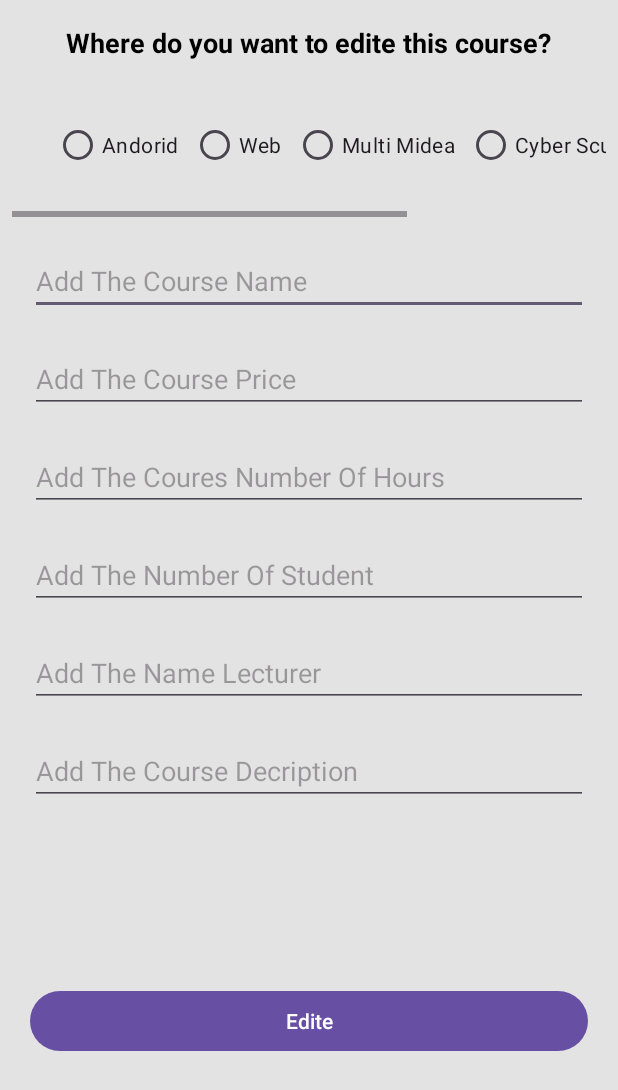
After one commit to ibrahimRafeq/CourseHubManager_AndroidProject, an Android app: the layout dialog_edite_course.xml on its own in the app's theme, with its tools: preview values and no code run, on a phone screen of 412 x 824 dp. The commit adds this screen. Shown: the top 1090 px of the screen. Run offline under Robolectric (Android 15) with nearby library versions, the phone set to English and light mode, and no system bars.

Commit message:
EditAgain

```diff
--- a/app/src/main/java/com/example/coursehubmanager_androidproject/Dashboard.java
+++ b/app/src/main/java/com/example/coursehubmanager_androidproject/Dashboard.java
@@ -25,7 +25,7 @@ public class Dashboard extends AppCompatActivity {
     private CourseDataBase courseDB;
     private Notification notification;
     private List<Course> courseList;
-    private CourseAdapter courseAdapter;
+    private DashboardAdapter dashboardAdapter;
     ActivityResultLauncher<String> launcher = registerForActivityResult(new ActivityResultContracts.RequestPermission(), new ActivityResultCallback<Boolean>() {
         @Override
         public void onActivityResult(Boolean isGranted) {
@@ -46,14 +46,28 @@ public class Dashboard extends AppCompatActivity {
         notification = new Notification(this);
         courseList = new ArrayList<>();
         courseList.addAll(courseDB.courseDao().getAllCourse());
-        courseAdapter = new CourseAdapter(getApplicationContext(), courseList, new CourseAdapter.OnItemClick() {
+        dashboardAdapter = new DashboardAdapter(getApplicationContext(), courseList, new DashboardAdapter.OnItemClick() {
             @Override
-            public void onCourseClicked(int position) {
+            public void onUpdateClicked(int position) {
+                long id = courseList.get(position).getCourseId();
+                showEditeCourseDialog(id);
+            }
+            @Override
+            public void onDeleteClicked(int position) {
+                long id = courseList.get(position).getCourseId();
+
+            }
+            @Override
+            public void onAddLessonsClicked(int position) {
                 long id = courseList.get(position).getCourseId();
                 showAddLessonsDialog(id);
             }
+            @Override
+            public void onSelectedItem(int position){
+                long id = courseList.get(position).getCourseId();
+            }
         });
-        binding.RVcourses.setAdapter(courseAdapter);
+        binding.RVcourses.setAdapter(dashboardAdapter);
         binding.RVcourses.setLayoutManager(new LinearLayoutManager(this));
 
         binding.addCourse.setOnClickListener(new View.OnClickListener() {
@@ -115,7 +129,6 @@ public class Dashboard extends AppCompatActivity {
         dialog.show();
 
     }
-
     public void showAddLessonsDialog(long courseId){
         AlertDialog.Builder builder = new AlertDialog.Builder(this);
         DialogAddLessonsBinding bindingDialogLesson = DialogAddLessonsBinding.inflate(getLayoutInflater());
@@ -127,7 +140,7 @@ public class Dashboard extends AppCompatActivity {
                 String lessonTitle = bindingDialogLesson.etTitleLesson.getText().toString();
                 String lessonURL = bindingDialogLesson.etURL.getText().toString();
 
-                    Lessons lessons = new Lessons(lessonTitle, lessonURL,courseId);
+                    Lessons lessons = new Lessons(lessonTitle, lessonURL, courseId);
                     long id = courseDB.lessonsDao().insertLesson(lessons);
                     lessons.setIdLesson(id);
                     Toast.makeText(Dashboard.this, "The addition was successfully completed", Toast.LENGTH_SHORT).show();
@@ -148,4 +161,11 @@ public class Dashboard extends AppCompatActivity {
         dialog = builder.create();
         dialog.show();
     }
+    public void showEditeCourseDialog(long courseId){
+
+    }
+    public void showEditeLessonDialog(long courseId){}
+    public void showDeleteCourseDialog(long courseId, long lessonId){}
+    public void showDeleteLessonDialog(long courseId, long lessonId){}
+
 }
--- /dev/null
+++ b/app/src/main/java/com/example/coursehubmanager_androidproject/DashboardAdapter.java
@@ -0,0 +1,83 @@
+package com.example.coursehubmanager_androidproject;
+
+import android.content.Context;
+import android.view.LayoutInflater;
+import android.view.View;
+import android.view.ViewGroup;
+import androidx.annotation.NonNull;
+import androidx.recyclerview.widget.RecyclerView;
+import com.example.coursehubmanager_androidproject.databinding.ItemCourseDashboardBinding;
+import java.util.List;
+
+public class DashboardAdapter extends RecyclerView.Adapter<RecyclerView.ViewHolder> {
+    private Context context;
+    private List<Course> courseList;
+    ItemCourseDashboardBinding dashboardBinding;
+    OnItemClick itemClick;
+    public DashboardAdapter(Context context, List<Course> courseList, OnItemClick itemClick) {
+        this.context = context;
+        this.courseList = courseList;
+        this.itemClick = itemClick;
+    }
+
+    @NonNull
+    @Override
+    public RecyclerView.ViewHolder onCreateViewHolder(@NonNull ViewGroup parent, int viewType) {
+        dashboardBinding = ItemCourseDashboardBinding.inflate(LayoutInflater.from(context), parent, false);
+        return new MyViewHolder(dashboardBinding);
+    }
+
+    @Override
+    public void onBindViewHolder(@NonNull RecyclerView.ViewHolder holder, int position) {
+        MyViewHolder myViewHolder = (MyViewHolder) holder;
+        Course course = courseList.get(position);
+        myViewHolder.dashboardBinding.nameTheCourse.setText(course.getCourseName());
+        myViewHolder.dashboardBinding.deleteCourseDash.setOnClickListener(new View.OnClickListener() {
+            @Override
+            public void onClick(View view) {
+                itemClick.onDeleteClicked(position);
+            }
+        });
+        myViewHolder.dashboardBinding.editCourseDash.setOnClickListener(new View.OnClickListener() {
+            @Override
+            public void onClick(View view) {
+                itemClick.onUpdateClicked(position);
+            }
+        });
+        myViewHolder.dashboardBinding.addLessonsDashboard.setOnClickListener(new View.OnClickListener() {
+            @Override
+            public void onClick(View view) {
+                itemClick.onAddLessonsClicked(position);
+            }
+        });
+        myViewHolder.dashboardBinding.getRoot().setOnClickListener(new View.OnClickListener() {
+            @Override
+            public void onClick(View view) {
+                itemClick.onSelectedItem(position);
+            }
+        });
+
+
+    }
+
+    @Override
+    public int getItemCount() {
+        return courseList.size();
+    }
+
+    public class MyViewHolder extends RecyclerView.ViewHolder {
+        ItemCourseDashboardBinding dashboardBinding;
+        public MyViewHolder(ItemCourseDashboardBinding dashboardBinding) {
+            super(dashboardBinding.getRoot());
+            this.dashboardBinding = dashboardBinding;
+        }
+    }
+
+    public interface OnItemClick{
+        void onUpdateClicked(int position);
+        void onDeleteClicked(int position);
+        void onAddLessonsClicked(int position);
+        void onSelectedItem(int position);
+
+    }
+}
--- /dev/null
+++ b/app/src/main/res/drawable/baseline_add_24.xml
@@ -0,0 +1,5 @@
+<vector xmlns:android="http://schemas.android.com/apk/res/android" android:height="24dp" android:tint="#000000" android:viewportHeight="24" android:viewportWidth="24" android:width="24dp">
+
+    <path android:fillColor="@android:color/white" android:pathData="M19,13h-6v6h-2v-6H5v-2h6V5h2v6h6v2z"/>
+
+</vector>
--- /dev/null
+++ b/app/src/main/res/layout/dialog_edite_course.xml
@@ -0,0 +1,194 @@
+<?xml version="1.0" encoding="utf-8"?>
+<androidx.constraintlayout.widget.ConstraintLayout xmlns:android="http://schemas.android.com/apk/res/android"
+    xmlns:app="http://schemas.android.com/apk/res-auto"
+    xmlns:tools="http://schemas.android.com/tools"
+    android:layout_width="match_parent"
+    android:layout_height="match_parent"
+    android:background="#E4E3E3">
+
+    <TextView
+        android:id="@+id/textView3"
+        android:layout_width="wrap_content"
+        android:layout_height="wrap_content"
+        android:layout_margin="16dp"
+        android:text="Where do you want to edite this course?"
+        android:textColor="@color/black"
+        android:textSize="18sp"
+        android:textStyle="bold"
+        app:layout_constraintEnd_toEndOf="parent"
+        app:layout_constraintHorizontal_bias="0.495"
+        app:layout_constraintStart_toStartOf="parent"
+        app:layout_constraintTop_toTopOf="parent" />
+
+    <HorizontalScrollView
+        android:id="@+id/horizontalScrollView"
+        android:layout_width="match_parent"
+        android:layout_height="wrap_content"
+        android:layout_margin="8dp"
+        android:orientation="horizontal"
+        app:layout_constraintEnd_toEndOf="parent"
+        app:layout_constraintStart_toStartOf="parent"
+        app:layout_constraintTop_toBottomOf="@+id/textView3">
+
+        <LinearLayout
+            android:layout_width="match_parent"
+            android:layout_height="wrap_content"
+            android:layout_margin="8dp"
+            android:orientation="horizontal">
+
+            <RadioGroup
+                android:id="@+id/radioGroupDialog"
+                android:layout_width="match_parent"
+                android:layout_height="wrap_content"
+                android:layout_margin="8dp"
+                android:orientation="horizontal"
+                android:padding="8dp"
+                app:layout_constraintEnd_toEndOf="parent"
+                app:layout_constraintStart_toStartOf="parent"
+                app:layout_constraintTop_toBottomOf="@+id/textView3">
+
+                <RadioButton
+                    android:id="@+id/android"
+                    android:layout_width="wrap_content"
+                    android:layout_height="wrap_content"
+                    android:layout_marginStart="4dp"
+                    android:layout_marginEnd="4dp"
+                    android:text="Andorid" />
+
+                <RadioButton
+                    android:id="@+id/web"
+                    android:layout_width="wrap_content"
+                    android:layout_height="wrap_content"
+                    android:layout_marginStart="4dp"
+                    android:layout_marginEnd="4dp"
+                    android:text="Web" />
+
+                <RadioButton
+                    android:id="@+id/multiMidea"
+                    android:layout_width="wrap_content"
+                    android:layout_height="wrap_content"
+                    android:layout_marginStart="4dp"
+                    android:layout_marginEnd="4dp"
+                    android:text="Multi Midea" />
+
+                <RadioButton
+                    android:id="@+id/cyberScurty"
+                    android:layout_width="wrap_content"
+                    android:layout_height="wrap_content"
+                    android:layout_marginStart="4dp"
+                    android:layout_marginEnd="4dp"
+                    android:text="Cyber Scurty" />
+
+                <RadioButton
+                    android:id="@+id/computerScience"
+                    android:layout_width="wrap_content"
+                    android:layout_height="wrap_content"
+                    android:layout_marginStart="4dp"
+                    android:layout_marginEnd="4dp"
+                    android:text="Computer Science" />
+            </RadioGroup>
+        </LinearLayout>
+    </HorizontalScrollView>
+
+    <EditText
+        android:id="@+id/etNameNewCourse"
+        android:layout_width="match_parent"
+        android:layout_height="wrap_content"
+        android:layout_margin="20dp"
+        android:layout_marginTop="16dp"
+        android:hint="Add The Course Name"
+        android:inputType="text"
+        android:textSize="18sp"
+        app:layout_constraintEnd_toEndOf="parent"
+        app:layout_constraintStart_toStartOf="parent"
+        app:layout_constraintTop_toBottomOf="@+id/horizontalScrollView"
+        tools:ignore="TouchTargetSizeCheck" />
+
+    <EditText
+        android:id="@+id/etPrice"
+        android:layout_width="match_parent"
+        android:layout_height="wrap_content"
+        android:layout_margin="20dp"
+        android:layout_marginTop="20dp"
+        android:hint="Add The Course Price"
+        android:inputType="text"
+        android:textSize="18sp"
+        app:layout_constraintEnd_toEndOf="@+id/etNameNewCourse"
+        app:layout_constraintHorizontal_bias="1.0"
+        app:layout_constraintStart_toStartOf="@+id/etNameNewCourse"
+        app:layout_constraintTop_toBottomOf="@+id/etNameNewCourse"
+        tools:ignore="TouchTargetSizeCheck" />
+
+    <EditText
+        android:id="@+id/numHoursCourse"
+        android:layout_width="match_parent"
+        android:layout_height="wrap_content"
+        android:layout_margin="20dp"
+        android:layout_marginTop="12dp"
+        android:hint="Add The Coures Number Of Hours"
+        android:inputType="number"
+        android:textSize="18sp"
+        app:layout_constraintEnd_toEndOf="@+id/etPrice"
+        app:layout_constraintHorizontal_bias="1.0"
+        app:layout_constraintStart_toStartOf="@+id/etPrice"
+        app:layout_constraintTop_toBottomOf="@+id/etPrice"
+        tools:ignore="TouchTargetSizeCheck" />
+
+    <EditText
+        android:id="@+id/numberOfStudent"
+        android:layout_width="match_parent"
+        android:layout_height="wrap_content"
+        android:layout_margin="20dp"
+        android:layout_marginTop="4dp"
+        android:hint="Add The Number Of Student"
+        android:inputType="number"
+        android:textSize="18sp"
+        app:layout_constraintEnd_toEndOf="@+id/numHoursCourse"
+        app:layout_constraintHorizontal_bias="1.0"
+        app:layout_constraintStart_toStartOf="@+id/numHoursCourse"
+        app:layout_constraintTop_toBottomOf="@+id/numHoursCourse"
+        tools:ignore="TouchTargetSizeCheck" />
+
+    <EditText
+        android:id="@+id/nameLecturer"
+        android:layout_width="match_parent"
+        android:layout_height="wrap_content"
+        android:layout_margin="20dp"
+        android:layout_marginTop="20dp"
+        android:hint="Add The Name Lecturer"
+        android:inputType="textPersonName"
+        android:textSize="18sp"
+        app:layout_constraintEnd_toEndOf="@+id/numberOfStudent"
+        app:layout_constraintHorizontal_bias="1.0"
+        app:layout_constraintStart_toStartOf="@+id/numberOfStudent"
+        app:layout_constraintTop_toBottomOf="@+id/numberOfStudent"
+        tools:ignore="TouchTargetSizeCheck" />
+
+    <EditText
+        android:id="@+id/courseDecription"
+        android:layout_width="match_parent"
+        android:layout_height="wrap_content"
+        android:layout_margin="20dp"
+        android:layout_marginTop="28dp"
+        android:hint="Add The Course Decription"
+        android:inputType="text"
+        android:textSize="18sp"
+        app:layout_constraintEnd_toEndOf="@+id/nameLecturer"
+        app:layout_constraintHorizontal_bias="1.0"
+        app:layout_constraintStart_toStartOf="@+id/nameLecturer"
+        app:layout_constraintTop_toBottomOf="@+id/nameLecturer"
+        tools:ignore="TouchTargetSizeCheck" />
+
+    <Button
+        android:id="@+id/addEditeDialog"
+        android:layout_width="match_parent"
+        android:layout_height="wrap_content"
+        android:layout_margin="20dp"
+        android:gravity="center"
+        android:text="Edite"
+        app:layout_constraintBottom_toBottomOf="parent"
+        app:layout_constraintEnd_toEndOf="parent"
+        app:layout_constraintStart_toStartOf="parent"
+        app:layout_constraintTop_toBottomOf="@+id/courseDecription" />
+
+</androidx.constraintlayout.widget.ConstraintLayout>
--- a/app/src/main/res/layout/item_course_dashboard.xml
+++ b/app/src/main/res/layout/item_course_dashboard.xml
@@ -1,7 +1,6 @@
 <?xml version="1.0" encoding="utf-8"?>
 <LinearLayout xmlns:android="http://schemas.android.com/apk/res/android"
     xmlns:app="http://schemas.android.com/apk/res-auto"
-    xmlns:tools="http://schemas.android.com/tools"
     android:layout_width="match_parent"
     android:layout_height="wrap_content">
 
@@ -66,6 +65,13 @@
                     android:layout_margin="16dp"
                     android:layout_weight="1"
                     android:src="@drawable/baseline_edit_24" />
+                <ImageView
+                    android:id="@+id/addLessonsDashboard"
+                    android:layout_width="wrap_content"
+                    android:layout_height="wrap_content"
+                    android:layout_margin="16dp"
+                    android:layout_weight="1"
+                    android:src="@drawable/baseline_add_24" />
             </LinearLayout>
 
         </androidx.constraintlayout.widget.ConstraintLayout>
```
